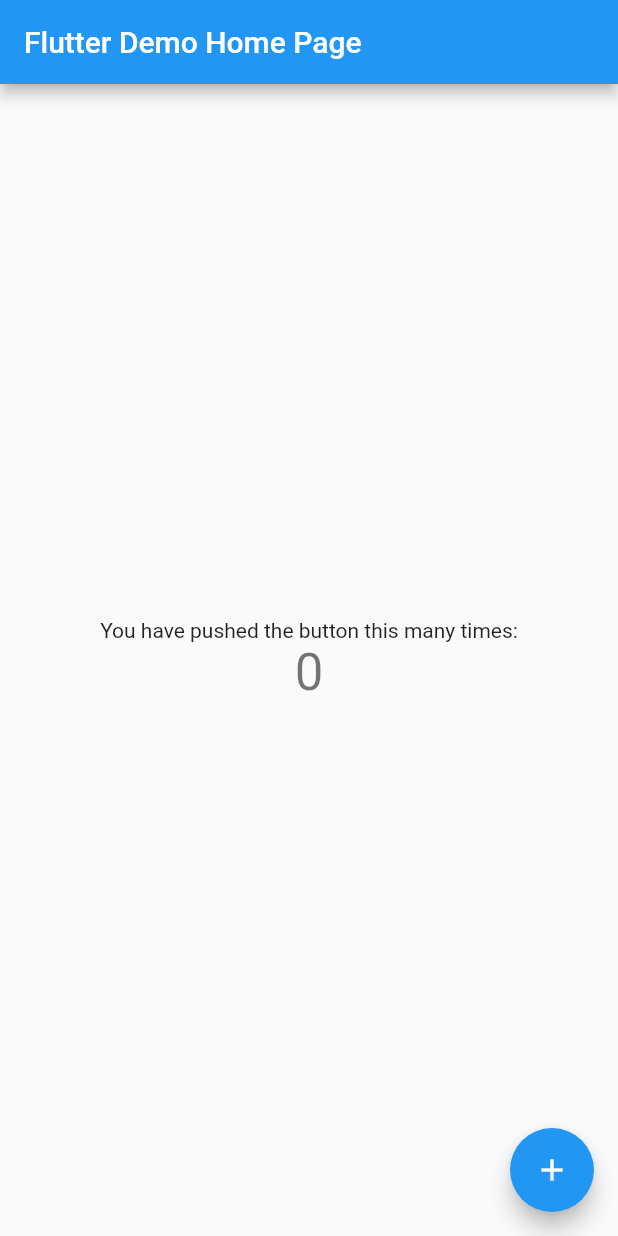
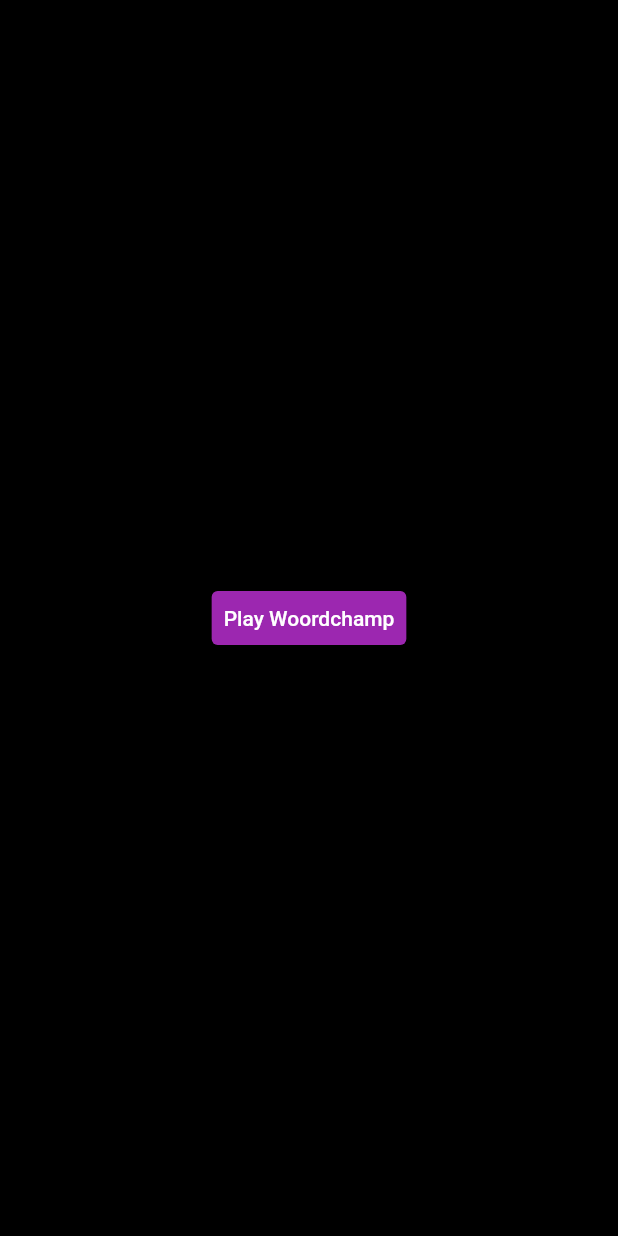
Before and after one commit to Gitsawyer/woord_puzzel, a Flutter app: the screen it shows after launch, on a phone screen of 412 x 824 dp. Run offline on Flutter 3.47's test engine with Material 2 defaults, Android fonts, the phone set to English and light mode, and no system bars.

Commit message:
Add select screen and some basic elements

```diff
--- a/lib/main.dart
+++ b/lib/main.dart
@@ -1,115 +1,21 @@
 import 'package:flutter/material.dart';
+import 'package:triple_word_puzzle/routes.dart';
 
 void main() {
-  runApp(const MyApp());
+  runApp(WoordPuzzelApp());
 }
 
-class MyApp extends StatelessWidget {
-  const MyApp({Key? key}) : super(key: key);
-
+class WoordPuzzelApp extends StatelessWidget {
   // This widget is the root of your application.
   @override
   Widget build(BuildContext context) {
     return MaterialApp(
-      title: 'Flutter Demo',
+      title: "Games",
+      initialRoute: "/",
+      routes: Routes.routes,
       theme: ThemeData(
-        // This is the theme of your application.
-        //
-        // Try running your application with "flutter run". You'll see the
-        // application has a blue toolbar. Then, without quitting the app, try
-        // changing the primarySwatch below to Colors.green and then invoke
-        // "hot reload" (press "r" in the console where you ran "flutter run",
-        // or simply save your changes to "hot reload" in a Flutter IDE).
-        // Notice that the counter didn't reset back to zero; the application
-        // is not restarted.
         primarySwatch: Colors.blue,
       ),
-      home: const MyHomePage(title: 'Flutter Demo Home Page'),
     );
   }
 }
-
-class MyHomePage extends StatefulWidget {
-  const MyHomePage({Key? key, required this.title}) : super(key: key);
-
-  // This widget is the home page of your application. It is stateful, meaning
-  // that it has a State object (defined below) that contains fields that affect
-  // how it looks.
-
-  // This class is the configuration for the state. It holds the values (in this
-  // case the title) provided by the parent (in this case the App widget) and
-  // used by the build method of the State. Fields in a Widget subclass are
-  // always marked "final".
-
-  final String title;
-
-  @override
-  State<MyHomePage> createState() => _MyHomePageState();
-}
-
-class _MyHomePageState extends State<MyHomePage> {
-  int _counter = 0;
-
-  void _incrementCounter() {
-    setState(() {
-      // This call to setState tells the Flutter framework that something has
-      // changed in this State, which causes it to rerun the build method below
-      // so that the display can reflect the updated values. If we changed
-      // _counter without calling setState(), then the build method would not be
-      // called again, and so nothing would appear to happen.
-      _counter++;
-    });
-  }
-
-  @override
-  Widget build(BuildContext context) {
-    // This method is rerun every time setState is called, for instance as done
-    // by the _incrementCounter method above.
-    //
-    // The Flutter framework has been optimized to make rerunning build methods
-    // fast, so that you can just rebuild anything that needs updating rather
-    // than having to individually change instances of widgets.
-    return Scaffold(
-      appBar: AppBar(
-        // Here we take the value from the MyHomePage object that was created by
-        // the App.build method, and use it to set our appbar title.
-        title: Text(widget.title),
-      ),
-      body: Center(
-        // Center is a layout widget. It takes a single child and positions it
-        // in the middle of the parent.
-        child: Column(
-          // Column is also a layout widget. It takes a list of children and
-          // arranges them vertically. By default, it sizes itself to fit its
-          // children horizontally, and tries to be as tall as its parent.
-          //
-          // Invoke "debug painting" (press "p" in the console, choose the
-          // "Toggle Debug Paint" action from the Flutter Inspector in Android
-          // Studio, or the "Toggle Debug Paint" command in Visual Studio Code)
-          // to see the wireframe for each widget.
-          //
-          // Column has various properties to control how it sizes itself and
-          // how it positions its children. Here we use mainAxisAlignment to
-          // center the children vertically; the main axis here is the vertical
-          // axis because Columns are vertical (the cross axis would be
-          // horizontal).
-          mainAxisAlignment: MainAxisAlignment.center,
-          children: <Widget>[
-            const Text(
-              'You have pushed the button this many times:',
-            ),
-            Text(
-              '$_counter',
-              style: Theme.of(context).textTheme.headline4,
-            ),
-          ],
-        ),
-      ),
-      floatingActionButton: FloatingActionButton(
-        onPressed: _incrementCounter,
-        tooltip: 'Increment',
-        child: const Icon(Icons.add),
-      ), // This trailing comma makes auto-formatting nicer for build methods.
-    );
-  }
-}
--- /dev/null
+++ b/lib/routes.dart
@@ -0,0 +1,12 @@
+import 'package:flutter/material.dart';
+import 'package:triple_word_puzzle/screens/select_screen.dart';
+import 'package:triple_word_puzzle/screens/woord_champ_screen.dart';
+
+class Routes {
+
+  static var routes = <String, WidgetBuilder> {
+    "/" : (BuildContext context) => SelectScreen(),
+    WoordChampScreen.route : (BuildContext context) => WoordChampScreen(),
+  };
+
+}
--- /dev/null
+++ b/lib/screens/select_screen.dart
@@ -0,0 +1,34 @@
+import 'package:flutter/material.dart';
+import 'package:triple_word_puzzle/screens/woord_champ_screen.dart';
+
+class SelectScreen extends StatelessWidget {
+  @override
+  Widget build(BuildContext context) {
+    return Scaffold(
+      backgroundColor: Colors.black,
+      body: Column(
+        crossAxisAlignment: CrossAxisAlignment.center,
+        mainAxisAlignment: MainAxisAlignment.center,
+        children: <Widget>[
+          TextButton(
+            onPressed: () {
+              Navigator.pushNamed(context, WoordChampScreen.route);
+            },
+            style: TextButton.styleFrom(
+              backgroundColor: Colors.purple,
+            ),
+            child: Text(
+              'Play Woordchamp',
+              style: TextStyle(
+                  color: Colors.white
+              ),
+            ),
+          ),
+          Container(),
+        ],
+      ),
+    );
+  }
+
+
+}
```
Also changed, not shown: lib/model/model.dart (+32 -4 lines), lib/screens/woord_champ_screen.dart (added, +44 -0 lines), 2 other files.
